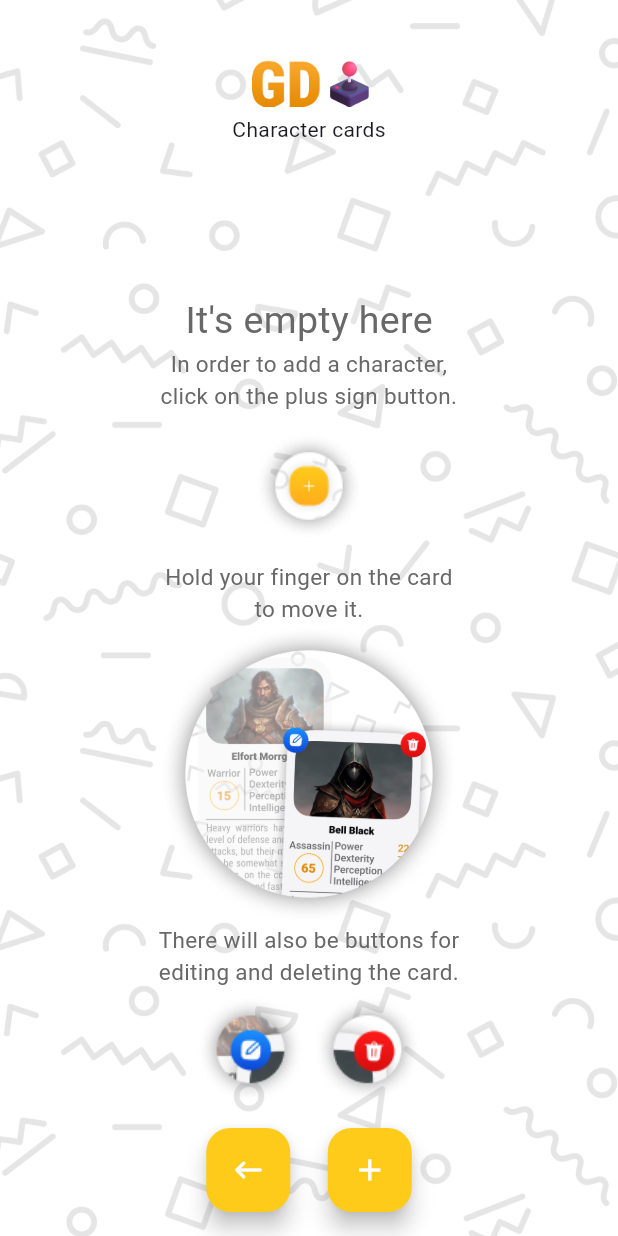
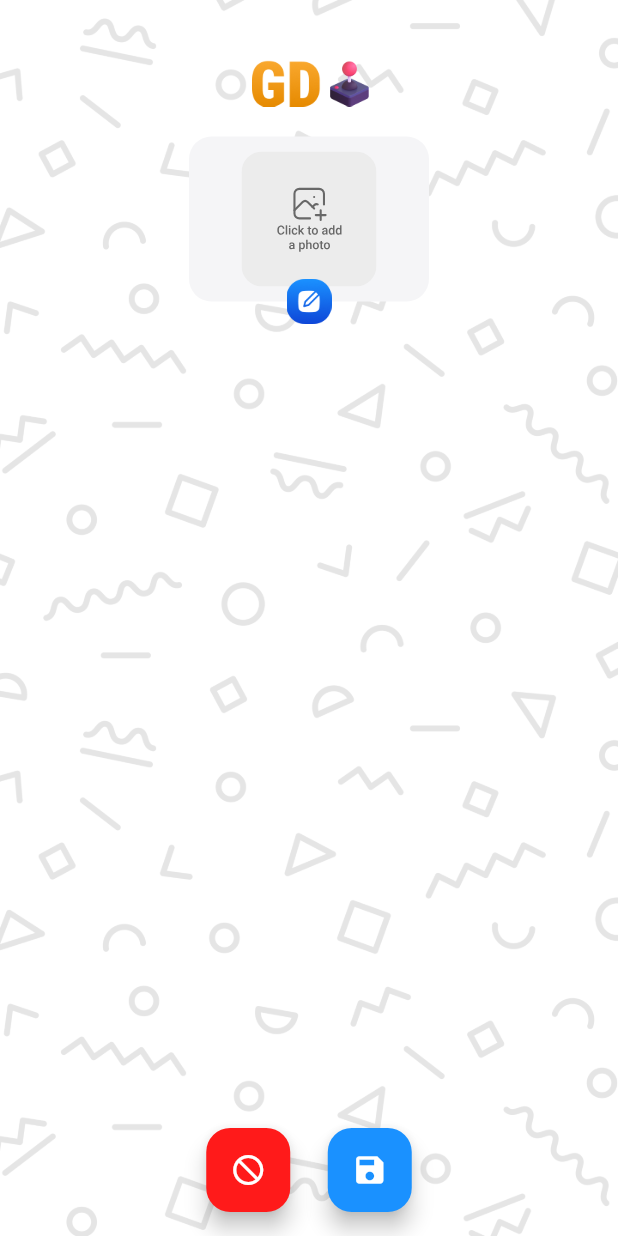
Before and after one commit to ismail036/Gamer_Diary, a Flutter app: the CharacterCard screen opened directly, after a tap on the "add" icon, on a phone screen of 412 x 824 dp. Run offline on Flutter 3.47's test engine with Material 3 defaults, Android fonts, the phone set to English and light mode, and no system bars; our stand-ins replace flutter_expandable_fab, flutter_svg, image_picker, sqflite; accounts and stored records are empty.

Commit message:
Character Cards Add page created

```diff
--- a/lib/characterCards.dart
+++ b/lib/characterCards.dart
@@ -1,6 +1,8 @@
 import 'package:flutter/cupertino.dart';
 import 'package:flutter/material.dart';
 import 'package:flutter/widgets.dart';
+
+import 'characterCardsAdd.dart';
 
 class CharacterCard extends StatelessWidget {
   const CharacterCard({super.key});
@@ -37,7 +39,7 @@ class CharacterCard extends StatelessWidget {
             SizedBox(width: 25,),
             FloatingActionButton(
               onPressed: () {
-                // Add functionality for the second button here
+                Navigator.push(context, MaterialPageRoute(builder: (context) => CharacterCardsAdd()));
               },
               backgroundColor: Color(0xffFFCB1A), // Change color as needed
               child: Icon(
@@ -129,9 +131,6 @@ class _CharacterCardBodyState extends State<CharacterCardBody> {
 
               ],
             )
-
-
-
         ],
       ),
       ),
--- /dev/null
+++ b/lib/characterCardsAdd.dart
@@ -0,0 +1,119 @@
+import 'package:flutter/cupertino.dart';
+import 'package:flutter/material.dart';
+import 'package:flutter/widgets.dart';
+import 'package:flutter_svg/flutter_svg.dart';
+import 'package:image_picker/image_picker.dart';
+
+
+class CharacterCardsAdd extends StatelessWidget {
+  const CharacterCardsAdd({super.key});
+
+  @override
+  Widget build(BuildContext context) {
+    return Container(
+      decoration: BoxDecoration(
+        color: Colors.white,
+        image: DecorationImage(
+          image: AssetImage('assets/background.png'),
+          // Replace 'background_image.jpg' with your image path
+          fit: BoxFit
+              .cover, // You can change the BoxFit as per your requirement
+        ),
+      ),
+      child: Scaffold(
+        backgroundColor: Colors.transparent,
+        body: CharacterCardsAddBody(),
+        floatingActionButtonLocation: FloatingActionButtonLocation.centerFloat,
+        floatingActionButton: Row(
+          mainAxisAlignment: MainAxisAlignment.center,
+          children: [
+            FloatingActionButton(
+              onPressed: () {
+                Navigator.of(context).pop();
+              },
+              backgroundColor: Color(0xffFF1A1A ),
+              child: Icon(
+                Icons.block_flipped,
+                color: Colors.white,
+              ),
+            ),
+            SizedBox(width: 25,),
+            FloatingActionButton(
+              onPressed: () {
+              },
+              backgroundColor: Color(0xff1A91FF), // Change color as needed
+              child: Icon(
+                Icons.save,
+                color: Colors.white,
+              ),
+            ),
+          ],
+        ),
+      ),
+    );
+  }
+}
+
+class CharacterCardsAddBody extends StatefulWidget {
+  const CharacterCardsAddBody({super.key});
+
+  @override
+  State<CharacterCardsAddBody> createState() => _CharacterCardsAddBodyState();
+}
+
+class _CharacterCardsAddBodyState extends State<CharacterCardsAddBody> {
+  @override
+  Widget build(BuildContext context) {
+    return Container(
+          margin: EdgeInsets.all(20),
+          child: Container(
+              child: Column(
+                crossAxisAlignment: CrossAxisAlignment.center,
+                children: [
+                  SizedBox(height: 20,),
+                  Center(
+                  child: Image.asset(
+                  'assets/appBarImage.png',
+                  width: 80,
+                  ),),
+                  SizedBox(height: 20,),
+                  Stack(
+                    children: [
+                      Container(
+                        width: 160,
+                        height: 110,
+                        decoration: BoxDecoration(
+                            color:Color(0xffF5F5F7),
+                            borderRadius: BorderRadius.circular(15)
+                        ),
+                        ),
+                      GestureDetector(
+                        onTap: (){
+
+                        },
+                          child: Container(
+                                 margin: EdgeInsets.only(top: 10,left: 15),
+                                 height: 90,
+                                 child: SvgPicture.asset("assets/Group 65.svg")
+                          ),
+                        ),
+                      GestureDetector(
+                        onTap: (){
+                          print("selected");
+                        },
+                        child: Container(
+                           margin: EdgeInsets.only(top: 95,left: 65),
+                            width: 30,
+                            height: 30,
+                            child: Image.asset("assets/editImage.png"),
+                          ),
+                      ),
+                    ],
+                  )
+
+            ]
+          ),
+       ),
+    );
+  }
+}
--- a/pubspec.yaml
+++ b/pubspec.yaml
@@ -48,6 +48,8 @@ dev_dependencies:
   # rules and activating additional ones.
   flutter_lints: ^2.0.0
   flutter_expandable_fab: ^2.0.0
+  flutter_svg: ^2.0.10+1
+  image_picker: ^1.0.7
 
 # For information on the generic Dart part of this file, see the
 # following page: https://dart.dev/tools/pub/pubspec
```
Also changed, not shown: assets/Group 65.svg (added), assets/clickToAddPhoto.png (added), assets/editImage.png (added), pubspec.lock, 5 other files.
